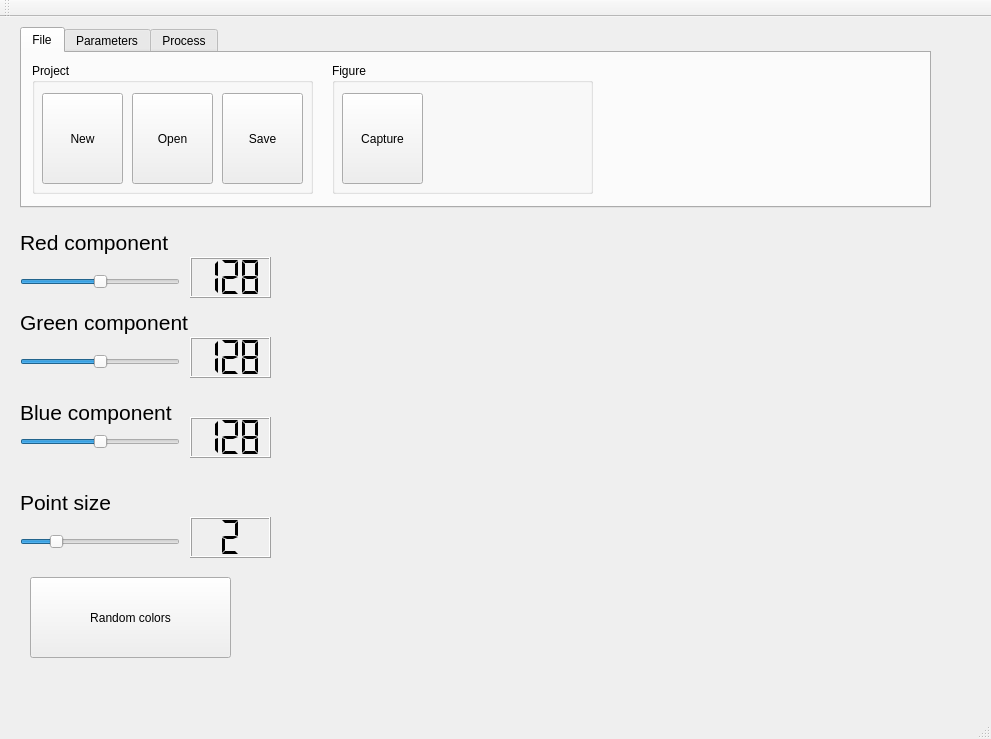
The window that Source-code-3D-Scanner/Un-Optimized-Full-source-Code/With-GUI/mainwindow.ui (Totohm/Project-S.E) describes before a commit, drawn with Qt 5.
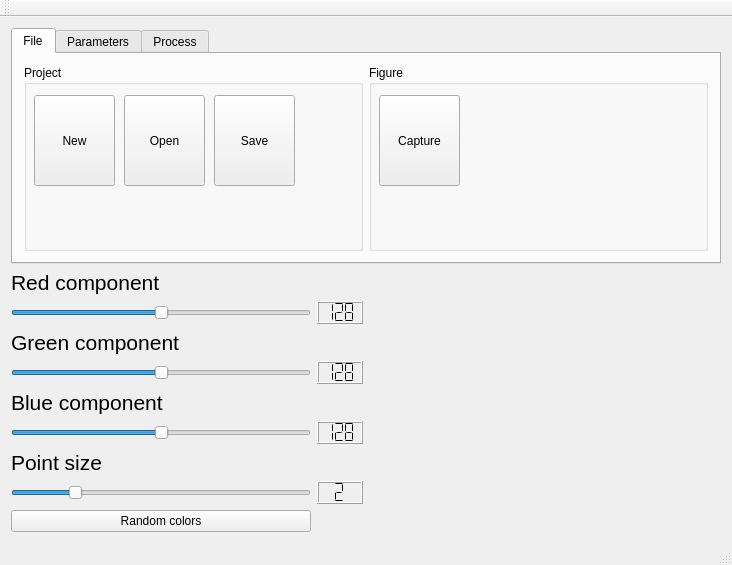
The same window after the commit. Icons and pictures are not drawn. Custom widgets are drawn as their Qt base class.

```diff
--- a/Source-code-3D-Scanner/Un-Optimized-Full-source-Code/With-GUI/mainwindow.ui
+++ b/Source-code-3D-Scanner/Un-Optimized-Full-source-Code/With-GUI/mainwindow.ui
@@ -6,38 +6,51 @@
    <rect>
     <x>0</x>
     <y>0</y>
-    <width>991</width>
-    <height>739</height>
+    <width>732</width>
+    <height>565</height>
    </rect>
   </property>
   <property name="windowTitle">
    <string>MainWindow</string>
   </property>
   <widget class="QWidget" name="centralWidget">
+   <layout class="QVBoxLayout" name="verticalLayout_3">
+    <item>
+     <layout class="QVBoxLayout" name="verticalLayout">
+      <property name="sizeConstraint">
+       <enum>QLayout::SetFixedSize</enum>
+      </property>
+      <item>
    <widget class="QTabWidget" name="tabWidget">
-    <property name="geometry">
-     <rect>
-      <x>20</x>
-      <y>10</y>
-      <width>911</width>
-      <height>181</height>
-     </rect>
+        <property name="sizePolicy">
+         <sizepolicy hsizetype="Preferred" vsizetype="MinimumExpanding">
+          <horstretch>0</horstretch>
+          <verstretch>0</verstretch>
+         </sizepolicy>
     </property>
     <property name="currentIndex">
      <number>0</number>
     </property>
     <widget class="QWidget" name="tab">
+         <property name="sizePolicy">
+          <sizepolicy hsizetype="Fixed" vsizetype="Fixed">
+           <horstretch>0</horstretch>
+           <verstretch>0</verstretch>
+          </sizepolicy>
+         </property>
      <attribute name="title">
       <string>File</string>
      </attribute>
+         <layout class="QHBoxLayout" name="horizontalLayout_2">
+          <item>
+           <layout class="QHBoxLayout" name="horizontalLayout_4">
+            <item>
      <widget class="QGroupBox" name="groupBox_4">
-      <property name="geometry">
-       <rect>
-        <x>10</x>
-        <y>10</y>
-        <width>281</width>
-        <height>131</height>
-       </rect>
+              <property name="sizePolicy">
+               <sizepolicy hsizetype="Expanding" vsizetype="Expanding">
+                <horstretch>0</horstretch>
+                <verstretch>0</verstretch>
+               </sizepolicy>
       </property>
       <property name="title">
        <string>Project</string>
@@ -51,6 +64,12 @@
          <height>91</height>
         </rect>
        </property>
+               <property name="sizePolicy">
+                <sizepolicy hsizetype="Preferred" vsizetype="Preferred">
+                 <horstretch>0</horstretch>
+                 <verstretch>0</verstretch>
+                </sizepolicy>
+               </property>
        <property name="text">
         <string>New</string>
        </property>
@@ -121,14 +140,16 @@
        </property>
       </widget>
      </widget>
+            </item>
+           </layout>
+          </item>
+          <item>
      <widget class="QGroupBox" name="groupBox_5">
-      <property name="geometry">
-       <rect>
-        <x>310</x>
-        <y>10</y>
-        <width>261</width>
-        <height>131</height>
-       </rect>
+            <property name="sizePolicy">
+             <sizepolicy hsizetype="Expanding" vsizetype="Expanding">
+              <horstretch>0</horstretch>
+              <verstretch>0</verstretch>
+             </sizepolicy>
       </property>
       <property name="title">
        <string>Figure</string>
@@ -142,6 +163,12 @@
          <height>91</height>
         </rect>
        </property>
+             <property name="sizePolicy">
+              <sizepolicy hsizetype="Fixed" vsizetype="Fixed">
+               <horstretch>0</horstretch>
+               <verstretch>0</verstretch>
+              </sizepolicy>
+             </property>
        <property name="text">
         <string>Capture</string>
        </property>
@@ -160,6 +187,8 @@
        </property>
       </widget>
      </widget>
+          </item>
+         </layout>
     </widget>
     <widget class="QWidget" name="tab_2">
      <attribute name="title">
@@ -456,57 +485,75 @@
      </widget>
     </widget>
    </widget>
-   <widget class="QSlider" name="horizontalSlider_p">
-    <property name="geometry">
-     <rect>
-      <x>20</x>
-      <y>510</y>
-      <width>160</width>
-      <height>29</height>
-     </rect>
-    </property>
-    <property name="minimum">
-     <number>1</number>
-    </property>
+      </item>
+      <item>
+       <layout class="QHBoxLayout" name="horizontalLayout">
+        <item>
+         <layout class="QGridLayout" name="gridLayout">
+          <item row="1" column="0">
+           <widget class="QSlider" name="horizontalSlider_R">
+            <property name="sizePolicy">
+             <sizepolicy hsizetype="Expanding" vsizetype="Expanding">
+              <horstretch>0</horstretch>
+              <verstretch>0</verstretch>
+             </sizepolicy>
+            </property>
+            <property name="maximum">
+             <number>255</number>
+            </property>
+            <property name="value">
+             <number>128</number>
+            </property>
+            <property name="orientation">
+             <enum>Qt::Horizontal</enum>
+            </property>
+           </widget>
+          </item>
+          <item row="3" column="0">
+           <widget class="QSlider" name="horizontalSlider_G">
+            <property name="sizePolicy">
+             <sizepolicy hsizetype="Expanding" vsizetype="Expanding">
+              <horstretch>0</horstretch>
+              <verstretch>0</verstretch>
+             </sizepolicy>
+            </property>
     <property name="maximum">
-     <number>6</number>
+             <number>255</number>
     </property>
     <property name="value">
-     <number>2</number>
+             <number>128</number>
     </property>
     <property name="orientation">
      <enum>Qt::Horizontal</enum>
     </property>
    </widget>
-   <widget class="QLabel" name="label_4">
-    <property name="geometry">
-     <rect>
-      <x>20</x>
-      <y>290</y>
-      <width>191</width>
-      <height>31</height>
-     </rect>
-    </property>
-    <property name="font">
-     <font>
-      <pointsize>16</pointsize>
-      <weight>50</weight>
-      <italic>false</italic>
-      <bold>false</bold>
-     </font>
-    </property>
-    <property name="text">
-     <string>Green component</string>
-    </property>
-   </widget>
+          </item>
+          <item row="6" column="0">
+           <widget class="QSlider" name="horizontalSlider_B">
+            <property name="sizePolicy">
+             <sizepolicy hsizetype="Expanding" vsizetype="Expanding">
+              <horstretch>0</horstretch>
+              <verstretch>0</verstretch>
+             </sizepolicy>
+            </property>
+            <property name="maximum">
+             <number>255</number>
+            </property>
+            <property name="value">
+             <number>128</number>
+            </property>
+            <property name="orientation">
+             <enum>Qt::Horizontal</enum>
+            </property>
+           </widget>
+          </item>
+          <item row="7" column="0">
    <widget class="QLabel" name="label_5">
-    <property name="geometry">
-     <rect>
-      <x>20</x>
-      <y>470</y>
-      <width>141</width>
-      <height>31</height>
-     </rect>
+            <property name="sizePolicy">
+             <sizepolicy hsizetype="Expanding" vsizetype="Expanding">
+              <horstretch>0</horstretch>
+              <verstretch>0</verstretch>
+             </sizepolicy>
     </property>
     <property name="font">
      <font>
@@ -520,14 +567,35 @@
      <string>Point size</string>
     </property>
    </widget>
+          </item>
+          <item row="2" column="0">
+           <widget class="QLabel" name="label_4">
+            <property name="sizePolicy">
+             <sizepolicy hsizetype="Expanding" vsizetype="Expanding">
+              <horstretch>0</horstretch>
+              <verstretch>0</verstretch>
+             </sizepolicy>
+            </property>
+            <property name="font">
+             <font>
+              <pointsize>16</pointsize>
+              <weight>50</weight>
+              <italic>false</italic>
+              <bold>false</bold>
+             </font>
+            </property>
+            <property name="text">
+             <string>Green component</string>
+            </property>
+           </widget>
+          </item>
+          <item row="3" column="1">
    <widget class="QLCDNumber" name="lcdNumber_G">
-    <property name="geometry">
-     <rect>
-      <x>190</x>
-      <y>320</y>
-      <width>81</width>
-      <height>41</height>
-     </rect>
+            <property name="sizePolicy">
+             <sizepolicy hsizetype="Minimum" vsizetype="Expanding">
+              <horstretch>0</horstretch>
+              <verstretch>0</verstretch>
+             </sizepolicy>
     </property>
     <property name="digitCount">
      <number>3</number>
@@ -539,14 +607,95 @@
      <number>128</number>
     </property>
    </widget>
+          </item>
+          <item row="6" column="1">
+           <widget class="QLCDNumber" name="lcdNumber_B">
+            <property name="sizePolicy">
+             <sizepolicy hsizetype="Minimum" vsizetype="Expanding">
+              <horstretch>0</horstretch>
+              <verstretch>0</verstretch>
+             </sizepolicy>
+            </property>
+            <property name="digitCount">
+             <number>3</number>
+            </property>
+            <property name="segmentStyle">
+             <enum>QLCDNumber::Flat</enum>
+            </property>
+            <property name="intValue" stdset="0">
+             <number>128</number>
+            </property>
+           </widget>
+          </item>
+          <item row="4" column="0">
+           <widget class="QLabel" name="label_7">
+            <property name="sizePolicy">
+             <sizepolicy hsizetype="Expanding" vsizetype="Expanding">
+              <horstretch>0</horstretch>
+              <verstretch>0</verstretch>
+             </sizepolicy>
+            </property>
+            <property name="font">
+             <font>
+              <pointsize>16</pointsize>
+              <weight>50</weight>
+              <italic>false</italic>
+              <bold>false</bold>
+             </font>
+            </property>
+            <property name="text">
+             <string>Blue component</string>
+            </property>
+           </widget>
+          </item>
+          <item row="8" column="1">
+           <widget class="QLCDNumber" name="lcdNumber_p">
+            <property name="sizePolicy">
+             <sizepolicy hsizetype="Minimum" vsizetype="Expanding">
+              <horstretch>0</horstretch>
+              <verstretch>0</verstretch>
+             </sizepolicy>
+            </property>
+            <property name="digitCount">
+             <number>1</number>
+            </property>
+            <property name="segmentStyle">
+             <enum>QLCDNumber::Flat</enum>
+            </property>
+            <property name="intValue" stdset="0">
+             <number>2</number>
+            </property>
+           </widget>
+          </item>
+          <item row="8" column="0">
+           <widget class="QSlider" name="horizontalSlider_p">
+            <property name="sizePolicy">
+             <sizepolicy hsizetype="Expanding" vsizetype="Expanding">
+              <horstretch>0</horstretch>
+              <verstretch>0</verstretch>
+             </sizepolicy>
+            </property>
+            <property name="minimum">
+             <number>1</number>
+            </property>
+            <property name="maximum">
+             <number>6</number>
+            </property>
+            <property name="value">
+             <number>2</number>
+            </property>
+            <property name="orientation">
+             <enum>Qt::Horizontal</enum>
+            </property>
+           </widget>
+          </item>
+          <item row="0" column="0">
    <widget class="QLabel" name="label_6">
-    <property name="geometry">
-     <rect>
-      <x>20</x>
-      <y>210</y>
-      <width>191</width>
-      <height>31</height>
-     </rect>
+            <property name="sizePolicy">
+             <sizepolicy hsizetype="Expanding" vsizetype="Expanding">
+              <horstretch>0</horstretch>
+              <verstretch>0</verstretch>
+             </sizepolicy>
     </property>
     <property name="font">
      <font>
@@ -560,164 +709,58 @@
      <string>Red component</string>
     </property>
    </widget>
-   <widget class="QSlider" name="horizontalSlider_R">
-    <property name="geometry">
-     <rect>
-      <x>20</x>
-      <y>250</y>
-      <width>160</width>
-      <height>29</height>
-     </rect>
-    </property>
-    <property name="maximum">
-     <number>255</number>
-    </property>
-    <property name="value">
-     <number>128</number>
-    </property>
-    <property name="orientation">
-     <enum>Qt::Horizontal</enum>
-    </property>
-   </widget>
-   <widget class="QSlider" name="horizontalSlider_G">
-    <property name="geometry">
-     <rect>
-      <x>20</x>
-      <y>330</y>
-      <width>160</width>
-      <height>29</height>
-     </rect>
-    </property>
-    <property name="maximum">
-     <number>255</number>
-    </property>
-    <property name="value">
+          </item>
+          <item row="1" column="1">
+           <widget class="QLCDNumber" name="lcdNumber_R">
+            <property name="sizePolicy">
+             <sizepolicy hsizetype="Minimum" vsizetype="Expanding">
+              <horstretch>0</horstretch>
+              <verstretch>0</verstretch>
+             </sizepolicy>
+            </property>
+            <property name="digitCount">
+             <number>3</number>
+            </property>
+            <property name="segmentStyle">
+             <enum>QLCDNumber::Flat</enum>
+            </property>
+            <property name="intValue" stdset="0">
      <number>128</number>
     </property>
-    <property name="orientation">
-     <enum>Qt::Horizontal</enum>
-    </property>
-   </widget>
+           </widget>
+          </item>
+          <item row="9" column="0">
    <widget class="QPushButton" name="pushButton_random">
-    <property name="geometry">
-     <rect>
-      <x>30</x>
-      <y>560</y>
-      <width>201</width>
-      <height>81</height>
-     </rect>
+            <property name="sizePolicy">
+             <sizepolicy hsizetype="Expanding" vsizetype="Expanding">
+              <horstretch>0</horstretch>
+              <verstretch>0</verstretch>
+             </sizepolicy>
     </property>
     <property name="text">
      <string>Random colors</string>
     </property>
    </widget>
-   <widget class="QLCDNumber" name="lcdNumber_B">
-    <property name="geometry">
-     <rect>
-      <x>190</x>
-      <y>400</y>
-      <width>81</width>
-      <height>41</height>
-     </rect>
-    </property>
-    <property name="digitCount">
-     <number>3</number>
-    </property>
-    <property name="segmentStyle">
-     <enum>QLCDNumber::Flat</enum>
-    </property>
-    <property name="intValue" stdset="0">
-     <number>128</number>
-    </property>
-   </widget>
-   <widget class="QSlider" name="horizontalSlider_B">
-    <property name="geometry">
-     <rect>
-      <x>20</x>
-      <y>410</y>
-      <width>160</width>
-      <height>29</height>
-     </rect>
-    </property>
-    <property name="maximum">
-     <number>255</number>
-    </property>
-    <property name="value">
-     <number>128</number>
-    </property>
-    <property name="orientation">
-     <enum>Qt::Horizontal</enum>
-    </property>
-   </widget>
-   <widget class="QLCDNumber" name="lcdNumber_p">
-    <property name="geometry">
-     <rect>
-      <x>190</x>
-      <y>500</y>
-      <width>81</width>
-      <height>41</height>
-     </rect>
-    </property>
-    <property name="digitCount">
-     <number>1</number>
-    </property>
-    <property name="segmentStyle">
-     <enum>QLCDNumber::Flat</enum>
-    </property>
-    <property name="intValue" stdset="0">
-     <number>2</number>
-    </property>
-   </widget>
-   <widget class="QLCDNumber" name="lcdNumber_R">
-    <property name="geometry">
-     <rect>
-      <x>190</x>
-      <y>240</y>
-      <width>81</width>
-      <height>41</height>
-     </rect>
-    </property>
-    <property name="digitCount">
-     <number>3</number>
-    </property>
-    <property name="segmentStyle">
-     <enum>QLCDNumber::Flat</enum>
-    </property>
-    <property name="intValue" stdset="0">
-     <number>128</number>
-    </property>
-   </widget>
-   <widget class="QLabel" name="label_7">
-    <property name="geometry">
-     <rect>
-      <x>20</x>
-      <y>380</y>
-      <width>191</width>
-      <height>31</height>
-     </rect>
-    </property>
-    <property name="font">
-     <font>
-      <pointsize>16</pointsize>
-      <weight>50</weight>
-      <italic>false</italic>
-      <bold>false</bold>
-     </font>
-    </property>
-    <property name="text">
-     <string>Blue component</string>
-    </property>
-   </widget>
+          </item>
+         </layout>
+        </item>
+        <item>
    <widget class="QVTKWidget" name="qvtkWidget" native="true">
-    <property name="geometry">
-     <rect>
-      <x>290</x>
-      <y>200</y>
-      <width>640</width>
-      <height>480</height>
-     </rect>
-    </property>
-   </widget>
+          <property name="sizePolicy">
+           <sizepolicy hsizetype="Expanding" vsizetype="Expanding">
+            <horstretch>0</horstretch>
+            <verstretch>0</verstretch>
+           </sizepolicy>
+          </property>
+         </widget>
+        </item>
+       </layout>
+      </item>
+     </layout>
+    </item>
+   </layout>
+   <zorder>label_5</zorder>
+   <zorder>verticalLayoutWidget</zorder>
   </widget>
   <widget class="QToolBar" name="mainToolBar">
    <attribute name="toolBarArea">
```
Left out of the diff: 6 changed lines with no effect on the pictures. Lines whose indentation alone changed are shown as unchanged.
